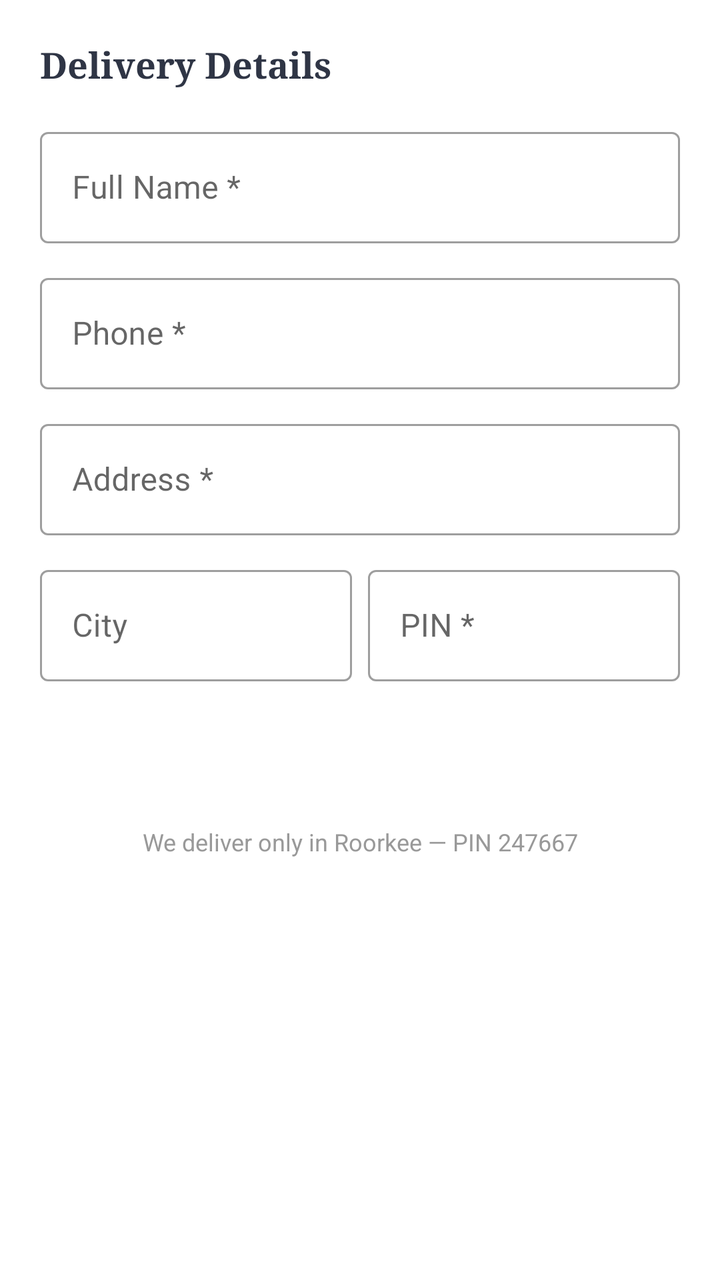
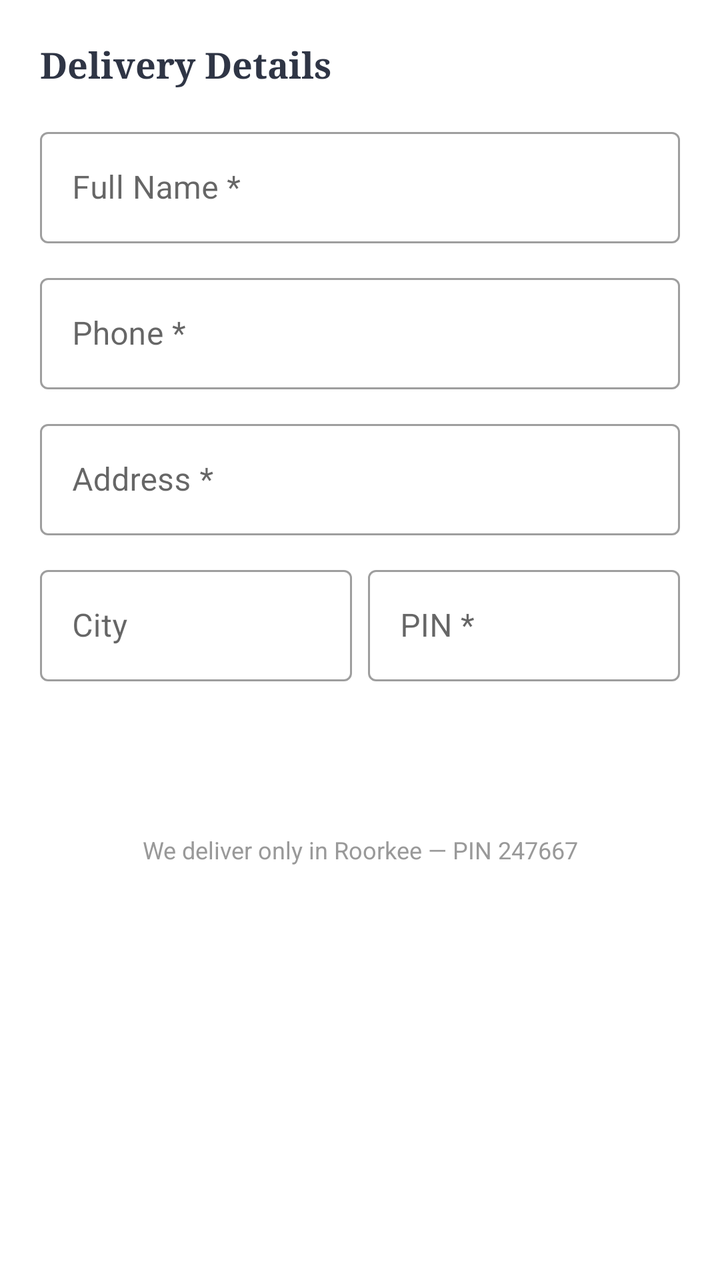

Before-and-after screenshots of an Android layout around one commit, followed by the original layout XML and the change that was made.
<!-- AndroidManifest.xml: application theme Theme.AlHabibiFeast -->
<!-- res/layout/sheet_checkout.xml -->
<?xml version="1.0" encoding="utf-8"?>
<LinearLayout xmlns:android="http://schemas.android.com/apk/res/android"
    android:layout_width="match_parent"
    android:layout_height="wrap_content"
    android:orientation="vertical"
    android:padding="20dp">

    <TextView android:text="Delivery Details" android:textColor="@color/navy"
        android:textSize="18sp" android:fontFamily="serif" android:textStyle="bold"
        android:layout_width="wrap_content" android:layout_height="wrap_content"
        android:layout_marginBottom="16dp"/>

    <com.google.android.material.textfield.TextInputLayout
        android:layout_width="match_parent" android:layout_height="wrap_content"
        android:hint="Full Name *" style="@style/Widget.MaterialComponents.TextInputLayout.OutlinedBox"
        android:layout_marginBottom="12dp">
        <com.google.android.material.textfield.TextInputEditText android:id="@+id/etName"
            android:layout_width="match_parent" android:layout_height="wrap_content"
            android:inputType="textPersonName"/>
    </com.google.android.material.textfield.TextInputLayout>

    <com.google.android.material.textfield.TextInputLayout
        android:layout_width="match_parent" android:layout_height="wrap_content"
        android:hint="Phone *" style="@style/Widget.MaterialComponents.TextInputLayout.OutlinedBox"
        android:layout_marginBottom="12dp">
        <com.google.android.material.textfield.TextInputEditText android:id="@+id/etPhone"
            android:layout_width="match_parent" android:layout_height="wrap_content"
            android:inputType="phone"/>
    </com.google.android.material.textfield.TextInputLayout>

    <com.google.android.material.textfield.TextInputLayout
        android:layout_width="match_parent" android:layout_height="wrap_content"
        android:hint="Address *" style="@style/Widget.MaterialComponents.TextInputLayout.OutlinedBox"
        android:layout_marginBottom="12dp">
        <com.google.android.material.textfield.TextInputEditText android:id="@+id/etAddress"
            android:layout_width="match_parent" android:layout_height="wrap_content"/>
    </com.google.android.material.textfield.TextInputLayout>

    <LinearLayout android:layout_width="match_parent" android:layout_height="wrap_content"
        android:orientation="horizontal" android:layout_marginBottom="12dp">

        <com.google.android.material.textfield.TextInputLayout
            android:layout_width="0dp" android:layout_height="wrap_content"
            android:layout_weight="1" android:hint="City"
            style="@style/Widget.MaterialComponents.TextInputLayout.OutlinedBox"
            android:layout_marginEnd="8dp">
            <com.google.android.material.textfield.TextInputEditText android:id="@+id/etCity"
                android:layout_width="match_parent" android:layout_height="wrap_content"/>
        </com.google.android.material.textfield.TextInputLayout>

        <com.google.android.material.textfield.TextInputLayout
            android:layout_width="0dp" android:layout_height="wrap_content"
            android:layout_weight="1" android:hint="PIN *"
            style="@style/Widget.MaterialComponents.TextInputLayout.OutlinedBox">
            <com.google.android.material.textfield.TextInputEditText android:id="@+id/etPin"
                android:layout_width="match_parent" android:layout_height="wrap_content"
                android:inputType="number" android:maxLength="6"/>
        </com.google.android.material.textfield.TextInputLayout>

    </LinearLayout>

    <Button android:id="@+id/btnConfirmOrder"
        android:layout_width="match_parent" android:layout_height="52dp"
        android:text="Confirm Order (COD)"
        style="@style/Widget.MaterialComponents.Button"
        android:backgroundTint="@color/navy" android:textColor="@color/white"
        android:layout_marginBottom="8dp"/>

    <TextView android:text="We deliver only in Roorkee — PIN 247667"
        android:textColor="#999999" android:textSize="12sp" android:gravity="center"
        android:layout_width="match_parent" android:layout_height="wrap_content"/>

</LinearLayout>
<!-- resources referenced by this layout -->
<resources>
  <color name="navy">#2F3545</color>
  <color name="white">#FFFFFF</color>
  <style name="Theme.AlHabibiFeast" parent="Theme.MaterialComponents.DayNight.NoActionBar">
          <item name="colorPrimary">@color/terra</item>
          <item name="colorPrimaryVariant">@color/navy</item>
          <item name="colorOnPrimary">@color/white</item>
          <item name="colorSecondary">@color/gold</item>
          <item name="android:statusBarColor">@color/navy</item>
          <item name="android:navigationBarColor">@color/white</item>
          <item name="chipStyle">@style/ChipStyle</item>
      </style>
  <color name="terra">#C4796A</color>
  <color name="gold">#CAA05A</color>
  <style name="ChipStyle" parent="Widget.MaterialComponents.Chip.Filter">
          <item name="chipBackgroundColor">@color/white</item>
          <item name="checkedIconEnabled">false</item>
          <item name="chipStrokeColor">@color/terra</item>
          <item name="chipStrokeWidth">1dp</item>
          <item name="android:textColor">@color/navy</item>
      </style>
</resources>

<!-- the commit's change to res/layout/sheet_checkout.xml (unified diff, before → after) -->
@@ -1,73 +1,83 @@
 <?xml version="1.0" encoding="utf-8"?>
-<LinearLayout xmlns:android="http://schemas.android.com/apk/res/android"
+<androidx.core.widget.NestedScrollView
+    xmlns:android="http://schemas.android.com/apk/res/android"
     android:layout_width="match_parent"
-    android:layout_height="wrap_content"
-    android:orientation="vertical"
-    android:padding="20dp">
+    android:layout_height="wrap_content">
 
-    <TextView android:text="Delivery Details" android:textColor="@color/navy"
-        android:textSize="18sp" android:fontFamily="serif" android:textStyle="bold"
-        android:layout_width="wrap_content" android:layout_height="wrap_content"
-        android:layout_marginBottom="16dp"/>
+    <LinearLayout
+        android:layout_width="match_parent"
+        android:layout_height="wrap_content"
+        android:orientation="vertical"
+        android:padding="20dp">
 
-    <com.google.android.material.textfield.TextInputLayout
-        android:layout_width="match_parent" android:layout_height="wrap_content"
-        android:hint="Full Name *" style="@style/Widget.MaterialComponents.TextInputLayout.OutlinedBox"
-        android:layout_marginBottom="12dp">
-        <com.google.android.material.textfield.TextInputEditText android:id="@+id/etName"
-            android:layout_width="match_parent" android:layout_height="wrap_content"
-            android:inputType="textPersonName"/>
-    </com.google.android.material.textfield.TextInputLayout>
-
-    <com.google.android.material.textfield.TextInputLayout
-        android:layout_width="match_parent" android:layout_height="wrap_content"
-        android:hint="Phone *" style="@style/Widget.MaterialComponents.TextInputLayout.OutlinedBox"
-        android:layout_marginBottom="12dp">
-        <com.google.android.material.textfield.TextInputEditText android:id="@+id/etPhone"
-            android:layout_width="match_parent" android:layout_height="wrap_content"
-            android:inputType="phone"/>
-    </com.google.android.material.textfield.TextInputLayout>
-
-    <com.google.android.material.textfield.TextInputLayout
-        android:layout_width="match_parent" android:layout_height="wrap_content"
-        android:hint="Address *" style="@style/Widget.MaterialComponents.TextInputLayout.OutlinedBox"
-        android:layout_marginBottom="12dp">
-        <com.google.android.material.textfield.TextInputEditText android:id="@+id/etAddress"
-            android:layout_width="match_parent" android:layout_height="wrap_content"/>
-    </com.google.android.material.textfield.TextInputLayout>
-
-    <LinearLayout android:layout_width="match_parent" android:layout_height="wrap_content"
-        android:orientation="horizontal" android:layout_marginBottom="12dp">
+        <TextView android:text="Delivery Details" android:textColor="@color/navy"
+            android:textSize="18sp" android:fontFamily="serif" android:textStyle="bold"
+            android:layout_width="wrap_content" android:layout_height="wrap_content"
+            android:layout_marginBottom="16dp"/>
 
         <com.google.android.material.textfield.TextInputLayout
-            android:layout_width="0dp" android:layout_height="wrap_content"
-            android:layout_weight="1" android:hint="City"
-            style="@style/Widget.MaterialComponents.TextInputLayout.OutlinedBox"
-            android:layout_marginEnd="8dp">
-            <com.google.android.material.textfield.TextInputEditText android:id="@+id/etCity"
-                android:layout_width="match_parent" android:layout_height="wrap_content"/>
+            android:layout_width="match_parent" android:layout_height="wrap_content"
+            android:hint="Full Name *" style="@style/Widget.MaterialComponents.TextInputLayout.OutlinedBox"
+            android:layout_marginBottom="12dp">
+            <com.google.android.material.textfield.TextInputEditText android:id="@+id/etName"
+                android:layout_width="match_parent" android:layout_height="wrap_content"
+                android:inputType="textPersonName" android:imeOptions="actionNext"/>
         </com.google.android.material.textfield.TextInputLayout>
 
         <com.google.android.material.textfield.TextInputLayout
-            android:layout_width="0dp" android:layout_height="wrap_content"
-            android:layout_weight="1" android:hint="PIN *"
-            style="@style/Widget.MaterialComponents.TextInputLayout.OutlinedBox">
-            <com.google.android.material.textfield.TextInputEditText android:id="@+id/etPin"
+            android:layout_width="match_parent" android:layout_height="wrap_content"
+            android:hint="Phone *" style="@style/Widget.MaterialComponents.TextInputLayout.OutlinedBox"
+            android:layout_marginBottom="12dp">
+            <com.google.android.material.textfield.TextInputEditText android:id="@+id/etPhone"
                 android:layout_width="match_parent" android:layout_height="wrap_content"
-                android:inputType="number" android:maxLength="6"/>
+                android:inputType="phone" android:imeOptions="actionNext"/>
         </com.google.android.material.textfield.TextInputLayout>
 
+        <com.google.android.material.textfield.TextInputLayout
+            android:layout_width="match_parent" android:layout_height="wrap_content"
+            android:hint="Address *" style="@style/Widget.MaterialComponents.TextInputLayout.OutlinedBox"
+            android:layout_marginBottom="12dp">
+            <com.google.android.material.textfield.TextInputEditText android:id="@+id/etAddress"
+                android:layout_width="match_parent" android:layout_height="wrap_content"
+                android:imeOptions="actionNext"/>
+        </com.google.android.material.textfield.TextInputLayout>
+
+        <LinearLayout android:layout_width="match_parent" android:layout_height="wrap_content"
+            android:orientation="horizontal" android:layout_marginBottom="16dp">
+
+            <com.google.android.material.textfield.TextInputLayout
+                android:layout_width="0dp" android:layout_height="wrap_content"
+                android:layout_weight="1" android:hint="City"
+                style="@style/Widget.MaterialComponents.TextInputLayout.OutlinedBox"
+                android:layout_marginEnd="8dp">
+                <com.google.android.material.textfield.TextInputEditText android:id="@+id/etCity"
+                    android:layout_width="match_parent" android:layout_height="wrap_content"
+                    android:imeOptions="actionNext"/>
+            </com.google.android.material.textfield.TextInputLayout>
+
+            <com.google.android.material.textfield.TextInputLayout
+                android:layout_width="0dp" android:layout_height="wrap_content"
+                android:layout_weight="1" android:hint="PIN *"
+                style="@style/Widget.MaterialComponents.TextInputLayout.OutlinedBox">
+                <com.google.android.material.textfield.TextInputEditText android:id="@+id/etPin"
+                    android:layout_width="match_parent" android:layout_height="wrap_content"
+                    android:inputType="number" android:maxLength="6"
+                    android:imeOptions="actionDone"/>
+            </com.google.android.material.textfield.TextInputLayout>
+
+        </LinearLayout>
+
+        <Button android:id="@+id/btnConfirmOrder"
+            android:layout_width="match_parent" android:layout_height="52dp"
+            android:text="Confirm Order (COD)"
+            style="@style/Widget.MaterialComponents.Button"
+            android:backgroundTint="@color/navy" android:textColor="@color/white"
+            android:layout_marginBottom="8dp"/>
+
+        <TextView android:text="We deliver only in Roorkee — PIN 247667"
+            android:textColor="#999999" android:textSize="12sp" android:gravity="center"
+            android:layout_width="match_parent" android:layout_height="wrap_content"
+            android:paddingBottom="8dp"/>
+
     </LinearLayout>
-
-    <Button android:id="@+id/btnConfirmOrder"
-        android:layout_width="match_parent" android:layout_height="52dp"
-        android:text="Confirm Order (COD)"
-        style="@style/Widget.MaterialComponents.Button"
-        android:backgroundTint="@color/navy" android:textColor="@color/white"
-        android:layout_marginBottom="8dp"/>
-
-    <TextView android:text="We deliver only in Roorkee — PIN 247667"
-        android:textColor="#999999" android:textSize="12sp" android:gravity="center"
-        android:layout_width="match_parent" android:layout_height="wrap_content"/>
-
-</LinearLayout>
+</androidx.core.widget.NestedScrollView>
